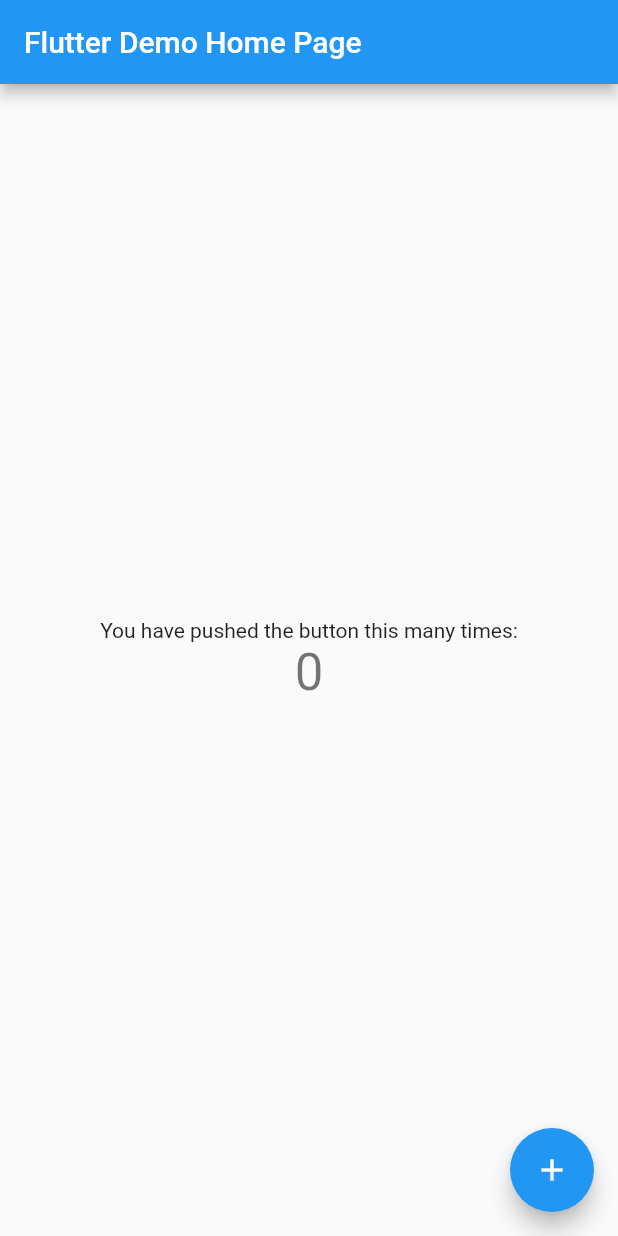
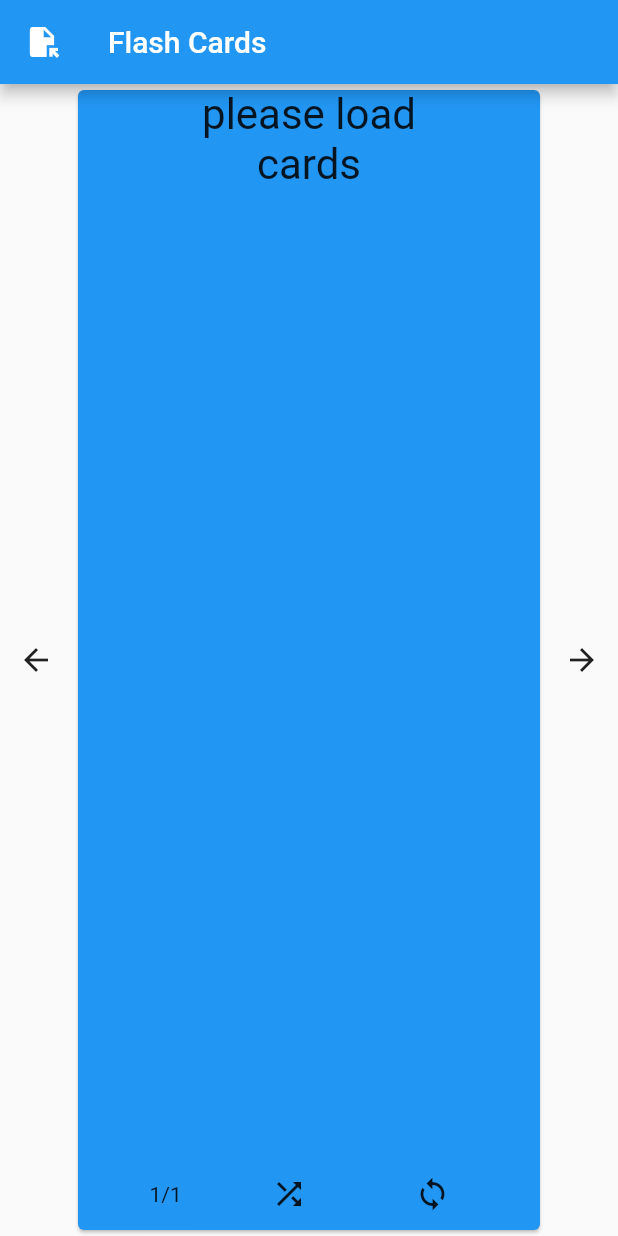
Before and after one commit to nnewdorf/flash_cards, a Flutter app: the screen it shows after launch, on a phone screen of 412 x 824 dp. Run offline on Flutter 3.47's test engine with Material 2 defaults, Android fonts, the phone set to English and light mode, and no system bars; our stand-ins replace file_picker, freezed_annotation, hooks_riverpod.

Commit message:
initial commit of app with json selection and basic flash card functionality

```diff
--- /dev/null
+++ b/lib/features/flashcards/views/practice_page.dart
@@ -0,0 +1,61 @@
+import 'package:flutter/material.dart';
+import 'package:hooks_riverpod/hooks_riverpod.dart';
+import 'package:flash_cards/features/flashcards/logic/flash_card_provider.dart';
+
+class PracticePage extends HookConsumerWidget  {
+  const PracticePage({super.key});
+
+  @override
+  Widget build(BuildContext context, WidgetRef ref) {
+    return Row(
+      children: [
+        IconButton(
+          onPressed: () => ref.read(flashCardNotifierProvider.notifier).lastCard(),
+          icon: const Icon(Icons.arrow_back)),
+        const Expanded(
+          child: FlashCard()
+        ),
+        IconButton(
+          onPressed: () => ref.read(flashCardNotifierProvider.notifier).nextCard(),
+          icon: const Icon(Icons.arrow_forward)
+        ),
+      ]
+    );
+  }
+}
+
+class FlashCard extends HookConsumerWidget {
+  const FlashCard({super.key});
+
+  @override
+  Widget build(BuildContext context, WidgetRef ref) {
+    final state = ref.watch(flashCardNotifierProvider);
+
+    return Card(
+      color: state.isFlipped ? Colors.white : Colors.blue,
+      child: Column(
+        children: [
+          Expanded(
+            child: FractionallySizedBox(
+              widthFactor: 0.5,
+              child: Text(state.currentString, textScaleFactor: 2.0, textAlign: TextAlign.center)
+            )
+          ),
+          Row(
+            mainAxisAlignment: MainAxisAlignment.spaceEvenly,
+            children: [
+              Text(state.indexString),
+              IconButton(
+                  onPressed: () => ref.read(flashCardNotifierProvider.notifier).shuffleCards(),
+                  icon: const Icon(Icons.shuffle)),
+              IconButton(
+                  onPressed: () => ref.read(flashCardNotifierProvider.notifier).flipCard(),
+                  icon: const Icon(Icons.loop))
+            ],
+          )
+        ]
+      )
+    );
+  }
+
+}
--- a/lib/main.dart
+++ b/lib/main.dart
@@ -1,115 +1,11 @@
 import 'package:flutter/material.dart';
+import 'package:flash_cards/my_app.dart';
+import 'package:hooks_riverpod/hooks_riverpod.dart';
 
 void main() {
-  runApp(const MyApp());
+  runApp(
+    const ProviderScope(
+      child: MyApp()
+    )
+  );
 }
-
-class MyApp extends StatelessWidget {
-  const MyApp({super.key});
-
-  // This widget is the root of your application.
-  @override
-  Widget build(BuildContext context) {
-    return MaterialApp(
-      title: 'Flutter Demo',
-      theme: ThemeData(
-        // This is the theme of your application.
-        //
-        // Try running your application with "flutter run". You'll see the
-        // application has a blue toolbar. Then, without quitting the app, try
-        // changing the primarySwatch below to Colors.green and then invoke
-        // "hot reload" (press "r" in the console where you ran "flutter run",
-        // or simply save your changes to "hot reload" in a Flutter IDE).
-        // Notice that the counter didn't reset back to zero; the application
-        // is not restarted.
-        primarySwatch: Colors.blue,
-      ),
-      home: const MyHomePage(title: 'Flutter Demo Home Page'),
-    );
-  }
-}
-
-class MyHomePage extends StatefulWidget {
-  const MyHomePage({super.key, required this.title});
-
-  // This widget is the home page of your application. It is stateful, meaning
-  // that it has a State object (defined below) that contains fields that affect
-  // how it looks.
-
-  // This class is the configuration for the state. It holds the values (in this
-  // case the title) provided by the parent (in this case the App widget) and
-  // used by the build method of the State. Fields in a Widget subclass are
-  // always marked "final".
-
-  final String title;
-
-  @override
-  State<MyHomePage> createState() => _MyHomePageState();
-}
-
-class _MyHomePageState extends State<MyHomePage> {
-  int _counter = 0;
-
-  void _incrementCounter() {
-    setState(() {
-      // This call to setState tells the Flutter framework that something has
-      // changed in this State, which causes it to rerun the build method below
-      // so that the display can reflect the updated values. If we changed
-      // _counter without calling setState(), then the build method would not be
-      // called again, and so nothing would appear to happen.
-      _counter++;
-    });
-  }
-
-  @override
-  Widget build(BuildContext context) {
-    // This method is rerun every time setState is called, for instance as done
-    // by the _incrementCounter method above.
-    //
-    // The Flutter framework has been optimized to make rerunning build methods
-    // fast, so that you can just rebuild anything that needs updating rather
-    // than having to individually change instances of widgets.
-    return Scaffold(
-      appBar: AppBar(
-        // Here we take the value from the MyHomePage object that was created by
-        // the App.build method, and use it to set our appbar title.
-        title: Text(widget.title),
-      ),
-      body: Center(
-        // Center is a layout widget. It takes a single child and positions it
-        // in the middle of the parent.
-        child: Column(
-          // Column is also a layout widget. It takes a list of children and
-          // arranges them vertically. By default, it sizes itself to fit its
-          // children horizontally, and tries to be as tall as its parent.
-          //
-          // Invoke "debug painting" (press "p" in the console, choose the
-          // "Toggle Debug Paint" action from the Flutter Inspector in Android
-          // Studio, or the "Toggle Debug Paint" command in Visual Studio Code)
-          // to see the wireframe for each widget.
-          //
-          // Column has various properties to control how it sizes itself and
-          // how it positions its children. Here we use mainAxisAlignment to
-          // center the children vertically; the main axis here is the vertical
-          // axis because Columns are vertical (the cross axis would be
-          // horizontal).
-          mainAxisAlignment: MainAxisAlignment.center,
-          children: <Widget>[
-            const Text(
-              'You have pushed the button this many times:',
-            ),
-            Text(
-              '$_counter',
-              style: Theme.of(context).textTheme.headline4,
-            ),
-          ],
-        ),
-      ),
-      floatingActionButton: FloatingActionButton(
-        onPressed: _incrementCounter,
-        tooltip: 'Increment',
-        child: const Icon(Icons.add),
-      ), // This trailing comma makes auto-formatting nicer for build methods.
-    );
-  }
-}
--- /dev/null
+++ b/lib/my_app.dart
@@ -0,0 +1,37 @@
+import 'package:flash_cards/features/flashcards/logic/flash_card_provider.dart';
+import 'package:flutter/material.dart';
+import 'package:flash_cards/features/flashcards/views/practice_page.dart';
+import 'package:hooks_riverpod/hooks_riverpod.dart';
+
+class MyApp extends StatelessWidget {
+  const MyApp({super.key});
+
+  @override
+  Widget build(BuildContext context) {
+    return MaterialApp(
+      title: 'Flutter Demo',
+      theme: ThemeData(
+        primarySwatch: Colors.blue,
+      ),
+      home: const HomeScreen()
+    );
+  }
+}
+
+class HomeScreen extends HookConsumerWidget {
+  const HomeScreen({super.key});
+
+  @override
+  Widget build(BuildContext context, WidgetRef ref) {
+    return Scaffold(
+      appBar: AppBar(
+        leading: IconButton(
+          icon: const Icon(Icons.file_open),
+          onPressed: ()=> ref.read(flashCardNotifierProvider.notifier).getFlashCardsFile()
+        ),
+        title: const Text('Flash Cards')
+      ),
+      body: const PracticePage(),
+    );
+  }
+}
```
Also changed, not shown: cards.json (added, +10 -0 lines), lib/features/flashcards/data/flash_card_model.dart (added, +17 -0 lines), lib/features/flashcards/logic/flash_card_provider.dart (added, +83 -0 lines), lib/features/flashcards/logic/flash_card_state.dart (added, +21 -0 lines), pubspec.yaml (+8 -0 lines), lib/features/flashcards/data/flash_card_model.freezed.dart (added), lib/features/flashcards/data/flash_card_model.g.dart (added), lib/features/flashcards/logic/flash_card_state.freezed.dart (added), pubspec.lock, 1 other file.
